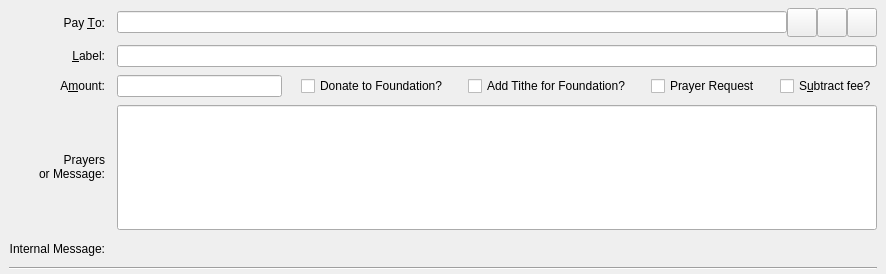
biblepay/biblepay_legacy, file src/qt/forms/sendcoinsentry.ui: the form before one commit.
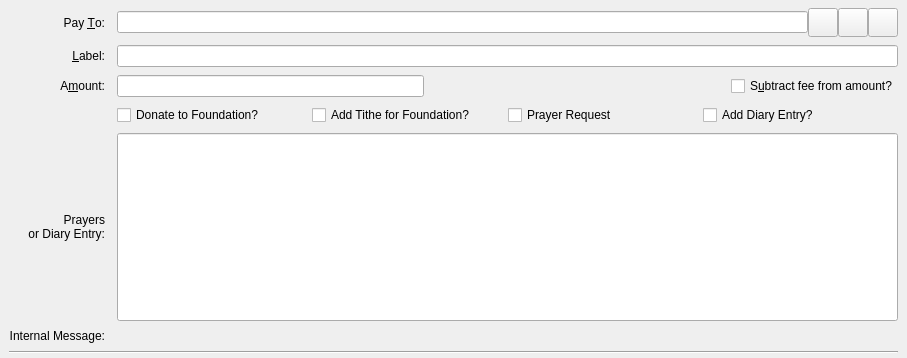
The form after the commit. Custom widgets are drawn as their Qt base class.

The edit to the form file:
```diff
--- a/src/qt/forms/sendcoinsentry.ui
+++ b/src/qt/forms/sendcoinsentry.ui
@@ -6,8 +6,8 @@
    <rect>
     <x>0</x>
     <y>0</y>
-    <width>886</width>
-    <height>274</height>
+    <width>907</width>
+    <height>358</height>
    </rect>
   </property>
   <property name="focusPolicy">
@@ -151,43 +151,17 @@
      </widget>
     </item>
     <item row="2" column="1">
-     <layout class="QHBoxLayout" name="horizontalLayoutAmount" stretch="0,0,0,0,1,0,0,0,0">
+     <layout class="QHBoxLayout" name="horizontalLayoutAmount" stretch="0,0,0">
       <item>
        <widget class="BitcoinAmountField" name="payAmount">
         <property name="minimumSize">
          <size>
-          <width>165</width>
+          <width>234</width>
           <height>0</height>
          </size>
         </property>
        </widget>
       </item>
-      <item>
-       <spacer name="horizontalSpacer">
-        <property name="orientation">
-         <enum>Qt::Horizontal</enum>
-        </property>
-        <property name="sizeHint" stdset="0">
-         <size>
-          <width>40</width>
-          <height>20</height>
-         </size>
-        </property>
-       </spacer>
-      </item>
-      <item>
-       <widget class="QCheckBox" name="chkDonate">
-        <property name="toolTip">
-         <string>Send Coins to Orphan Foundation to Support Orphans?</string>
-        </property>
-        <property name="layoutDirection">
-         <enum>Qt::LeftToRight</enum>
-        </property>
-        <property name="text">
-         <string>Donate to Foundation?</string>
-        </property>
-       </widget>
-      </item>
       <item>
        <spacer name="horizontalSpacer_77">
         <property name="orientation">
@@ -201,71 +175,22 @@
         </property>
        </spacer>
       </item>
-      <item>
-       <widget class="QCheckBox" name="chkTithe">
-        <property name="toolTip">
-         <string>Add an additional 10% to the transaction to be sent to Support Orphans?</string>
-        </property>
-        <property name="layoutDirection">
-         <enum>Qt::LeftToRight</enum>
-        </property>
-        <property name="text">
-         <string>Add Tithe for Foundation?</string>
-        </property>
-       </widget>
-      </item>
-      <item>
-       <spacer name="horizontalSpacer_2">
-        <property name="orientation">
-         <enum>Qt::Horizontal</enum>
-        </property>
-        <property name="sizeHint" stdset="0">
-         <size>
-          <width>40</width>
-          <height>20</height>
-         </size>
-        </property>
-       </spacer>
-      </item>
-      <item>
-       <widget class="QCheckBox" name="chkPrayer">
-        <property name="toolTip">
-         <string>Prayer Request</string>
-        </property>
-        <property name="text">
-         <string>Prayer Request</string>
-        </property>
-       </widget>
-      </item>
-      <item>
-       <spacer name="horizontalSpacer_3">
-        <property name="orientation">
-         <enum>Qt::Horizontal</enum>
-        </property>
-        <property name="sizeHint" stdset="0">
-         <size>
-          <width>40</width>
-          <height>20</height>
-         </size>
-        </property>
-       </spacer>
-      </item>
       <item>
        <widget class="QCheckBox" name="checkboxSubtractFeeFromAmount">
         <property name="toolTip">
          <string>The fee will be deducted from the amount being sent. The recipient will receive a lower amount of Biblepay than you enter in the amount field. If multiple recipients are selected, the fee is split equally.</string>
         </property>
         <property name="text">
-         <string>S&amp;ubtract fee?</string>
+         <string>S&amp;ubtract fee from amount?</string>
         </property>
        </widget>
       </item>
      </layout>
     </item>
-    <item row="3" column="0">
+    <item row="5" column="0">
      <widget class="QLabel" name="messageCaption">
       <property name="text">
-       <string>Prayers&lt;br&gt;or Message:</string>
+       <string>Prayers&lt;br&gt;or Diary Entry:</string>
       </property>
       <property name="alignment">
        <set>Qt::AlignRight|Qt::AlignTrailing|Qt::AlignVCenter</set>
@@ -275,7 +200,7 @@
       </property>
      </widget>
     </item>
-    <item row="3" column="1">
+    <item row="5" column="1">
      <layout class="QHBoxLayout" name="horizontalLayout_7">
       <property name="spacing">
        <number>0</number>
@@ -285,6 +210,12 @@
         <property name="enabled">
          <bool>true</bool>
         </property>
+        <property name="sizePolicy">
+         <sizepolicy hsizetype="Expanding" vsizetype="Expanding">
+          <horstretch>0</horstretch>
+          <verstretch>0</verstretch>
+         </sizepolicy>
+        </property>
         <property name="minimumSize">
          <size>
           <width>0</width>
@@ -301,7 +232,7 @@
       </item>
      </layout>
     </item>
-    <item row="4" column="0">
+    <item row="6" column="0">
      <widget class="QLabel" name="messageLabel">
       <property name="text">
        <string>Internal Message:</string>
@@ -311,7 +242,7 @@
       </property>
      </widget>
     </item>
-    <item row="4" column="1">
+    <item row="6" column="1">
      <widget class="QLabel" name="messageTextLabel">
       <property name="toolTip">
        <string>A message that was attached to the biblepay: URI which will be stored with the transaction for your reference. Note: This message will not be sent over the Biblepay network.</string>
@@ -321,13 +252,60 @@
       </property>
      </widget>
     </item>
-    <item row="5" column="0" colspan="2">
+    <item row="7" column="0" colspan="2">
      <widget class="Line" name="line">
       <property name="orientation">
        <enum>Qt::Horizontal</enum>
       </property>
      </widget>
     </item>
+    <item row="3" column="1">
+     <layout class="QHBoxLayout" name="horizontalLayoutCheckboxes2">
+      <item>
+       <widget class="QCheckBox" name="chkDonate">
+        <property name="toolTip">
+         <string>Send Coins to Orphan Foundation to Support Orphans?</string>
+        </property>
+        <property name="layoutDirection">
+         <enum>Qt::LeftToRight</enum>
+        </property>
+        <property name="text">
+         <string>Donate to Foundation?</string>
+        </property>
+       </widget>
+      </item>
+      <item>
+       <widget class="QCheckBox" name="chkTithe">
+        <property name="toolTip">
+         <string>Add an additional 10% to the transaction to be sent to Support Orphans?</string>
+        </property>
+        <property name="layoutDirection">
+         <enum>Qt::LeftToRight</enum>
+        </property>
+        <property name="text">
+         <string>Add Tithe for Foundation?</string>
+        </property>
+       </widget>
+      </item>
+      <item>
+       <widget class="QCheckBox" name="chkPrayer">
+        <property name="toolTip">
+         <string>Prayer Request</string>
+        </property>
+        <property name="text">
+         <string>Prayer Request</string>
+        </property>
+       </widget>
+      </item>
+      <item>
+       <widget class="QCheckBox" name="chkDiary">
+        <property name="text">
+         <string>Add Diary Entry?</string>
+        </property>
+       </widget>
+      </item>
+     </layout>
+    </item>
    </layout>
   </widget>
   <widget class="QFrame" name="SendCoins_UnauthenticatedPaymentRequest">
```
Left out of the diff: 2 changed lines with no effect on the pictures.
